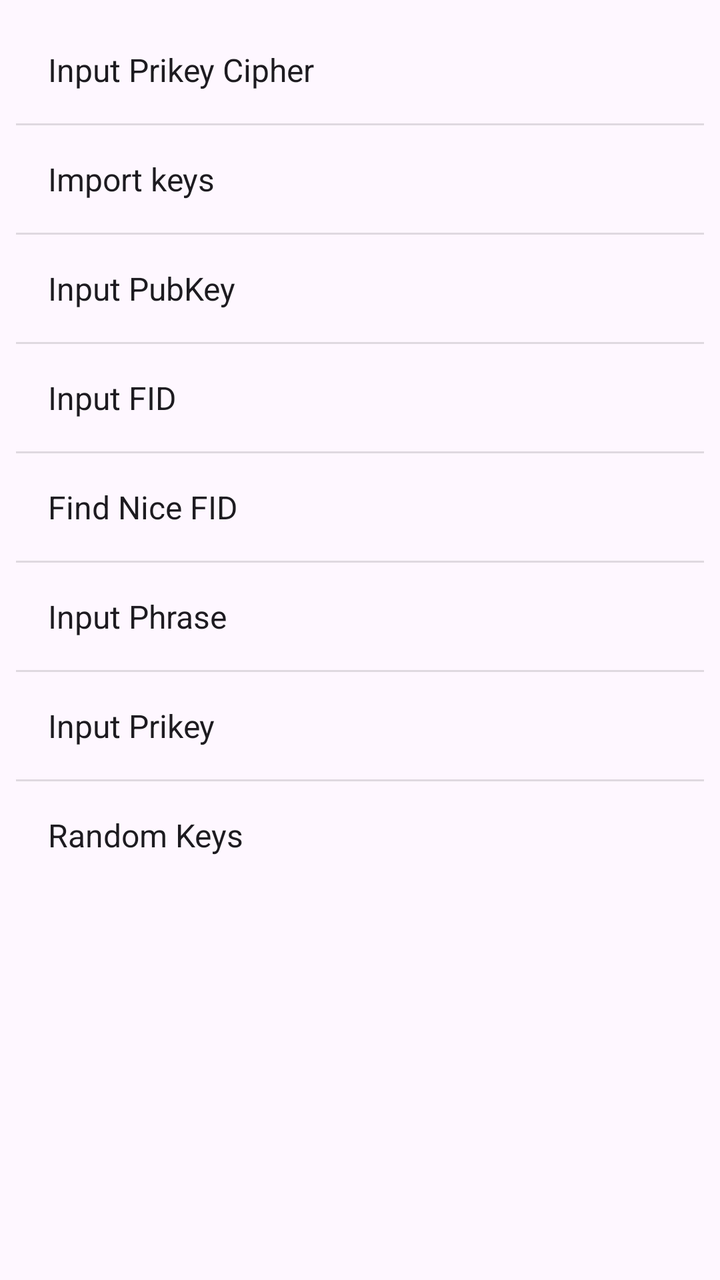
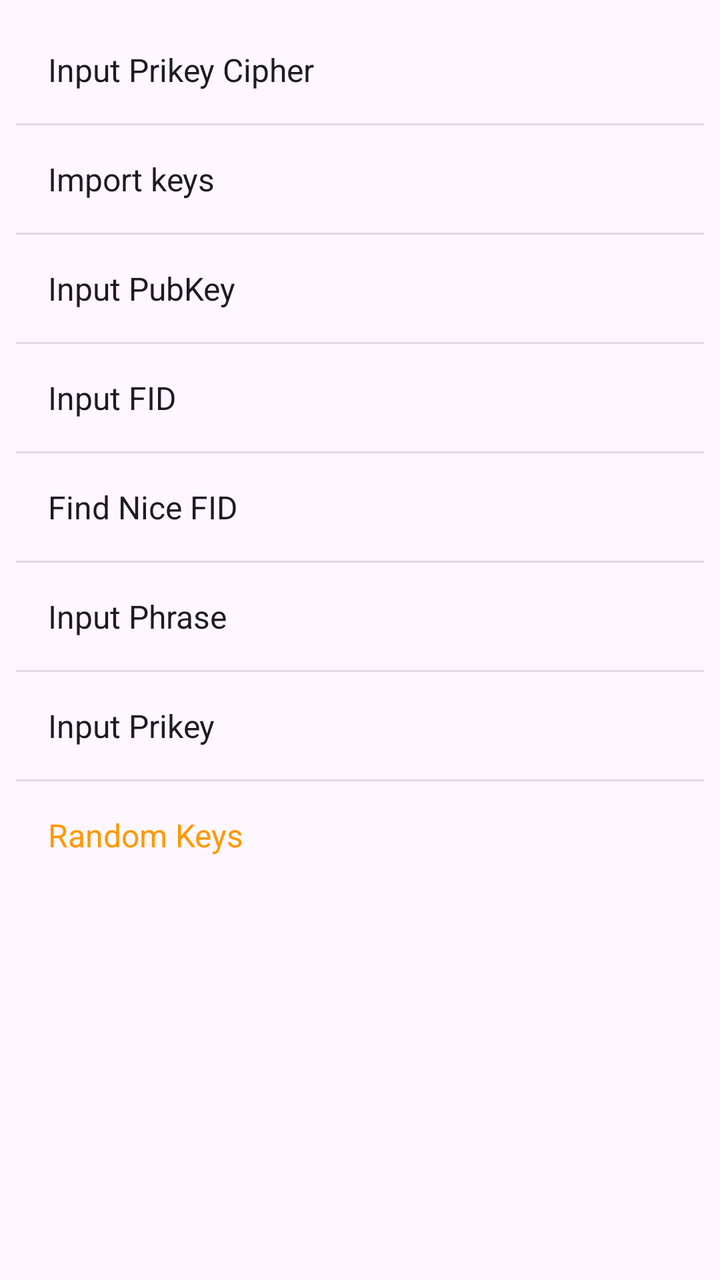

Screens rendered from an Android XML layout before and after an edit, with the pre-edit source and the edit as a unified diff.
<!-- AndroidManifest.xml: application theme Theme.Freer -->
<!-- res/layout/popup_menu_create_cid.xml -->
<?xml version="1.0" encoding="utf-8"?>
<LinearLayout xmlns:android="http://schemas.android.com/apk/res/android"
    android:layout_width="wrap_content"
    android:layout_height="wrap_content"
    android:orientation="vertical"
    android:background="?android:attr/colorBackground"
    android:padding="8dp">

    <TextView
        android:id="@+id/from_pri_key_cipher"
        android:layout_width="match_parent"
        android:layout_height="wrap_content"
        android:padding="16dp"
        android:text="@string/Input_prikey_cipher"
        android:textSize="16sp"
        android:textColor="?android:attr/textColorPrimary"
        android:background="?attr/selectableItemBackground"/>

    <View
        android:layout_width="match_parent"
        android:layout_height="1dp"
        android:background="?android:attr/listDivider"/>

    <TextView
        android:id="@+id/import_keys"
        android:layout_width="match_parent"
        android:layout_height="wrap_content"
        android:padding="16dp"
        android:text="@string/import_keys"
        android:textSize="16sp"
        android:textColor="?android:attr/textColorPrimary"
        android:background="?attr/selectableItemBackground"/>

    <View
        android:layout_width="match_parent"
        android:layout_height="1dp"
        android:background="?android:attr/listDivider"/>

    <TextView
        android:id="@+id/input_pubkey"
        android:layout_width="match_parent"
        android:layout_height="wrap_content"
        android:padding="16dp"
        android:text="@string/input_pubkey"
        android:textSize="16sp"
        android:textColor="?android:attr/textColorPrimary"
        android:background="?attr/selectableItemBackground"/>

    <View
        android:layout_width="match_parent"
        android:layout_height="1dp"
        android:background="?android:attr/listDivider"/>

    <TextView
        android:id="@+id/input_fid"
        android:layout_width="match_parent"
        android:layout_height="wrap_content"
        android:padding="16dp"
        android:text="@string/input_fid"
        android:textSize="16sp"
        android:textColor="?android:attr/textColorPrimary"
        android:background="?attr/selectableItemBackground"/>

    <View
        android:layout_width="match_parent"
        android:layout_height="1dp"
        android:background="?android:attr/listDivider"/>

    <TextView
        android:id="@+id/find_nice_fid"
        android:layout_width="match_parent"
        android:layout_height="wrap_content"
        android:padding="16dp"
        android:text="@string/find_nice_fid"
        android:textSize="16sp"
        android:textColor="?android:attr/textColorPrimary"
        android:background="?attr/selectableItemBackground"/>

    <View
        android:layout_width="match_parent"
        android:layout_height="1dp"
        android:background="?android:attr/listDivider"/>


    <TextView
        android:id="@+id/input_phrase"
        android:layout_width="match_parent"
        android:layout_height="wrap_content"
        android:padding="16dp"
        android:text="@string/input_phrase"
        android:textSize="16sp"
        android:textColor="?android:attr/textColorPrimary"
        android:background="?attr/selectableItemBackground"/>

    <View
        android:layout_width="match_parent"
        android:layout_height="1dp"
        android:background="?android:attr/listDivider"/>

    <TextView
        android:id="@+id/from_pri_key"
        android:layout_width="match_parent"
        android:layout_height="wrap_content"
        android:padding="16dp"
        android:text="@string/Input_prikey"
        android:textSize="16sp"
        android:textColor="?android:attr/textColorPrimary"
        android:background="?attr/selectableItemBackground"/>

    <View
        android:layout_width="match_parent"
        android:layout_height="1dp"
        android:background="?android:attr/listDivider"/>



    <TextView
        android:id="@+id/random_new_keys"
        android:layout_width="match_parent"
        android:layout_height="wrap_content"
        android:padding="16dp"
        android:text="@string/random_keys"
        android:textSize="16sp"
        android:textColor="?android:attr/textColorPrimary"
        android:background="?attr/selectableItemBackground"/>
</LinearLayout>
<!-- resources referenced by this layout -->
<resources>
  <string name="Input_prikey">Input Prikey</string>
  <string name="Input_prikey_cipher">Input Prikey Cipher</string>
  <string name="find_nice_fid">Find Nice FID</string>
  <string name="import_keys">Import keys</string>
  <string name="input_fid">Input FID</string>
  <string name="input_phrase">Input Phrase</string>
  <string name="input_pubkey">Input PubKey</string>
  <string name="random_keys">Random Keys</string>
  <style name="Theme.Freer" parent="Base.Theme.Freer" />
  <style name="Base.Theme.Freer" parent="Theme.Material3.DayNight.NoActionBar">
          <item name="colorPrimary">#2196F3</item>
          <item name="colorAccent">#2196F3</item>
          <item name="android:windowBackground">#FFFFFF</item>
          
          <item name="android:windowLayoutInDisplayCutoutMode">shortEdges</item>
          <item name="android:enforceNavigationBarContrast">false</item>
          <item name="android:enforceStatusBarContrast">false</item>
          <item name="android:statusBarColor">@android:color/transparent</item>
          <item name="android:navigationBarColor">@android:color/transparent</item>
          <item name="android:windowLightStatusBar">true</item>
          <item name="android:windowLightNavigationBar">true</item>
      </style>
</resources>

<!-- the commit's change to res/layout/popup_menu_create_cid.xml (unified diff, before → after) -->
@@ -121,6 +121,6 @@
         android:padding="16dp"
         android:text="@string/random_keys"
         android:textSize="16sp"
-        android:textColor="?android:attr/textColorPrimary"
+        android:textColor="@color/warning"
         android:background="?attr/selectableItemBackground"/>
 </LinearLayout>
<!-- resource entries referenced after the edit -->
@@ -1,5 +1,6 @@
 <!-- resources referenced by this layout -->
 <resources>
+  <color name="warning">#FF9800</color>
   <string name="Input_prikey">Input Prikey</string>
   <string name="Input_prikey_cipher">Input Prikey Cipher</string>
   <string name="find_nice_fid">Find Nice FID</string>
